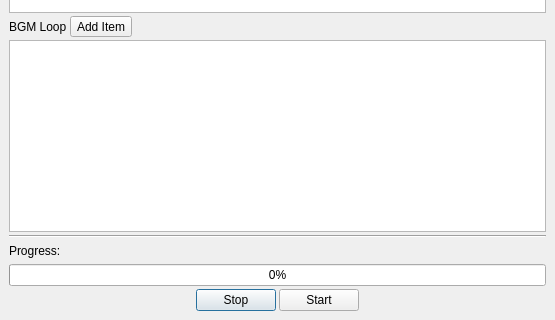
Qt form design/audiodialog.ui (kokimame/joytan) before a commit; both pictures show x 0 to 555 and y 330 to 650 of the 555 by 650 pixel window.
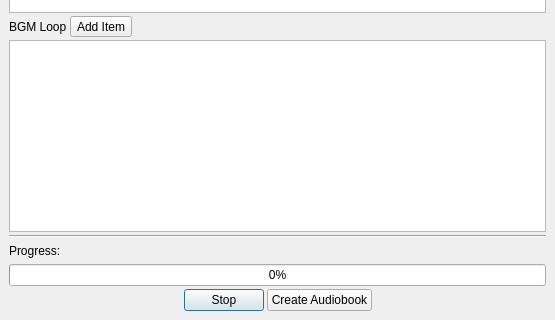
The same form after that commit.

Diff of the .ui file:
```diff
--- a/design/audiodialog.ui
+++ b/design/audiodialog.ui
@@ -359,7 +359,7 @@
          <item>
           <widget class="QPushButton" name="createBtn">
            <property name="text">
-            <string>Start</string>
+            <string>Create Audiobook</string>
            </property>
            <property name="checkable">
             <bool>false</bool>
```
